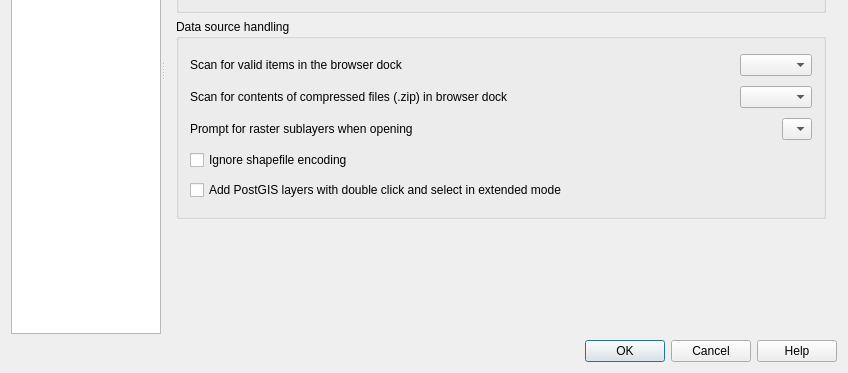
This is src/ui/qgsoptionsbase.ui in qgis/QGIS as Qt 5 draws it before an edit; both pictures show x 0 to 848 and y 205 to 578 of the 848 by 578 pixel window. The edited form follows.
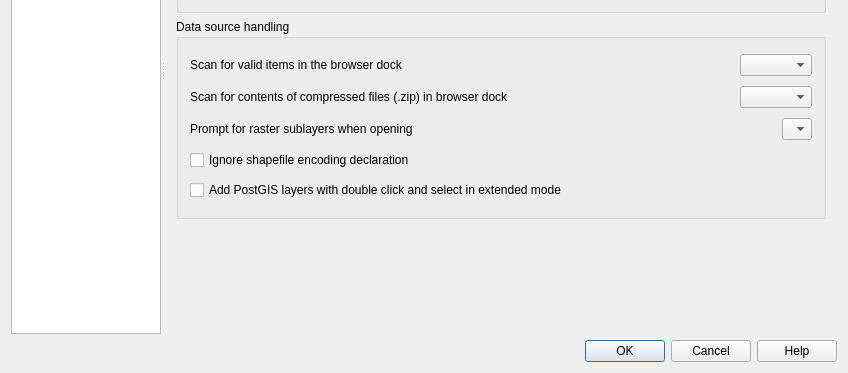
This is the edited form. The open tabs and pages were chosen to show the change. Icons and pictures are not drawn. Custom widgets are drawn as their Qt base class.

Commit message: More informative text and tooltip for the "ignore shapefile encoding declaration" combobox

Diff of the .ui file:
```diff
--- a/src/ui/qgsoptionsbase.ui
+++ b/src/ui/qgsoptionsbase.ui
@@ -1506,7 +1506,10 @@
                   <item>
                    <widget class="QCheckBox" name="cbxIgnoreShapeEncoding">
                     <property name="text">
-                     <string>Ignore shapefile encoding</string>
+                     <string>Ignore shapefile encoding declaration</string>
+                    </property>
+                    <property name="toolTip">
+                     <string>Disable OGR on-the-fly conversion from declared encoding to UTF-8</string>
                     </property>
                    </widget>
                   </item>
```
